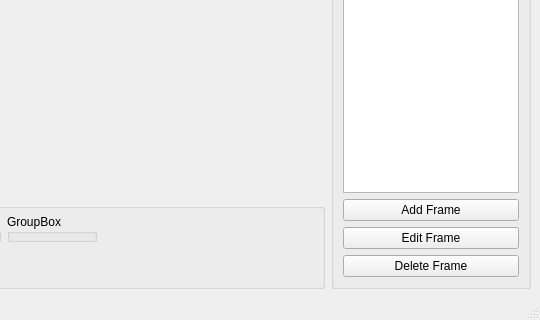
abroun/text_mapping, file apps/text_mapper/gui/tm_main_window.ui: the form before one commit; both pictures show x 115 to 655 and y 284 to 604 of the 655 by 604 pixel window.
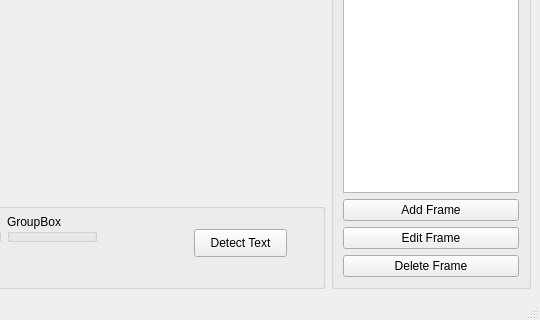
The form after the commit. Custom widgets are drawn as their Qt base class.

```diff
--- a/apps/text_mapper/gui/tm_main_window.ui
+++ b/apps/text_mapper/gui/tm_main_window.ui
@@ -76,6 +76,19 @@
           <string>GroupBox</string>
          </property>
         </widget>
+        <widget class="QPushButton" name="btnDetectText">
+         <property name="geometry">
+          <rect>
+           <x>300</x>
+           <y>40</y>
+           <width>93</width>
+           <height>28</height>
+          </rect>
+         </property>
+         <property name="text">
+          <string>Detect Text</string>
+         </property>
+        </widget>
        </widget>
       </item>
      </layout>
```
Left out of the diff: 2 changed lines with no effect on the pictures.
